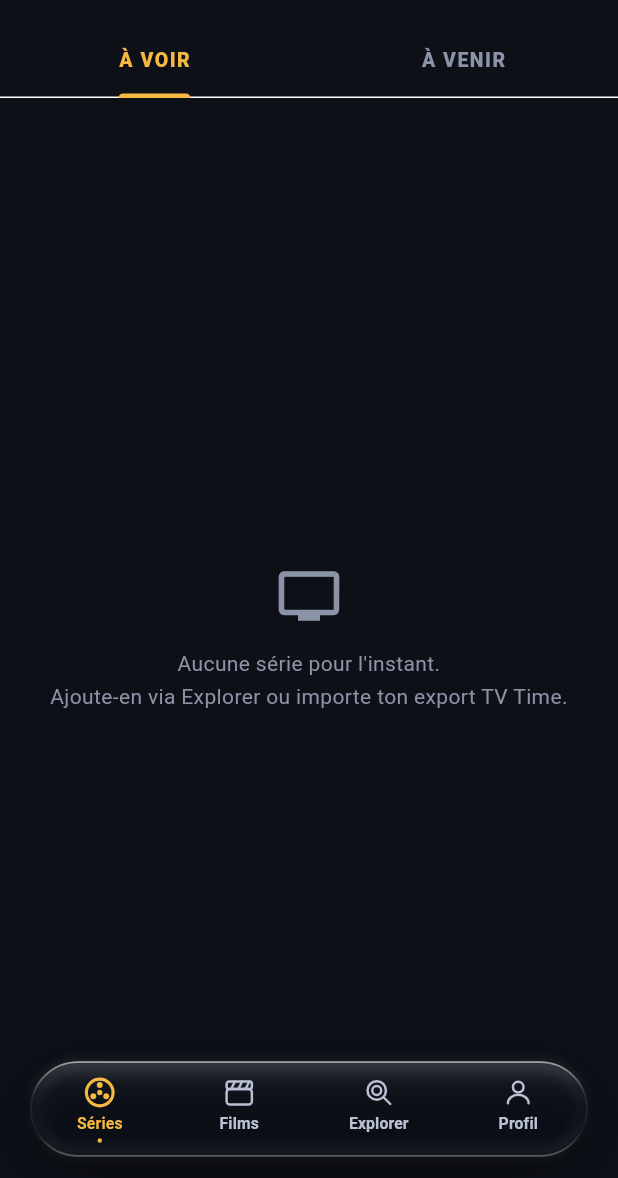
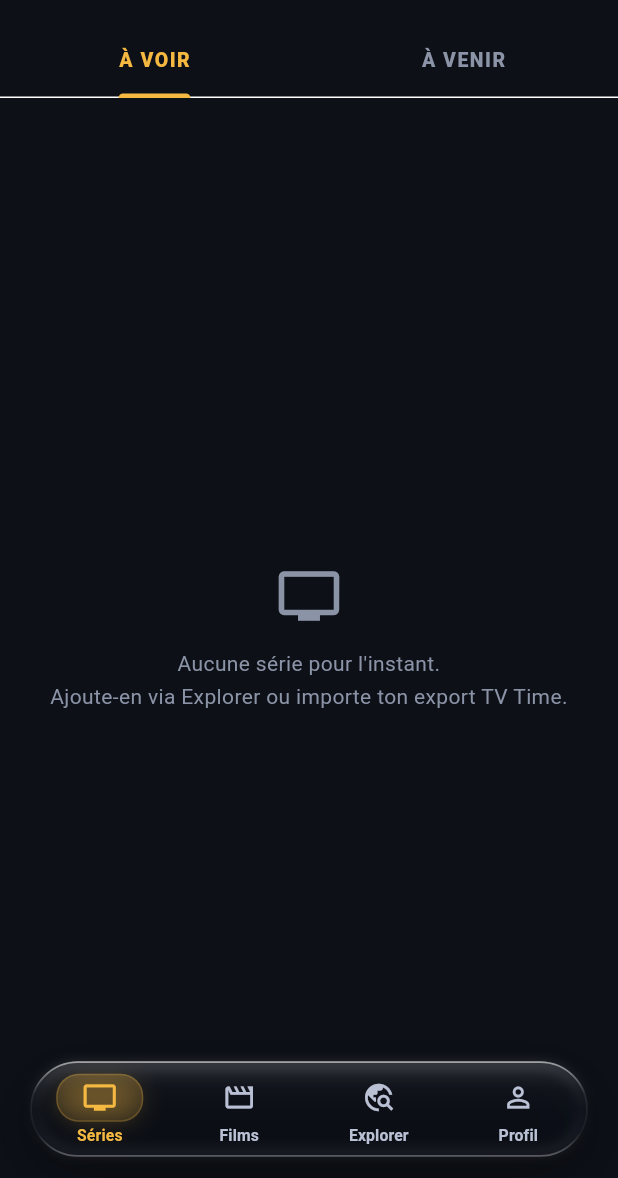
Before and after one commit to tom06700/tracktime, a Flutter app: the screen it shows after launch, on a phone screen of 412 x 824 dp, the part 58-1236 px from its top. Run offline on Flutter 3.47's test engine with Material 3 defaults, Android fonts, the phone set to English and light mode, and no system bars; our stand-ins replace drift, drift_flutter, file_picker, flutter_riverpod, flutter_sticky_header, go_router and 2 more; accounts and stored records are empty; generated files the repository leaves out were written again.

```diff
--- a/app/lib/shell.dart
+++ b/app/lib/shell.dart
@@ -7,7 +7,6 @@ import 'screens/profile_screen.dart';
 import 'screens/shows_screen.dart';
 import 'theme.dart';
 import 'widgets/liquid_glass_nav_bar.dart';
-import 'widgets/nitrate_icons.dart';
 
 /// Coquille principale : 4 onglets (Séries · Films · Explorer · Profil) dans
 /// un IndexedStack, avec la nav bar « liquid glass » flottante.
@@ -22,10 +21,15 @@ class _HomeShellState extends State<HomeShell> {
   int _tab = 0;
 
   static const _navItems = [
-    NavItem(icon: NitrateIcon.reel, label: 'Séries'),
-    NavItem(icon: NitrateIcon.clapper, label: 'Films'),
-    NavItem(icon: NitrateIcon.lens, label: 'Explorer'),
-    NavItem(icon: NitrateIcon.portrait, label: 'Profil'),
+    NavItem(icon: Icons.tv_outlined, activeIcon: Icons.tv, label: 'Séries'),
+    NavItem(
+        icon: Icons.movie_outlined, activeIcon: Icons.movie, label: 'Films'),
+    NavItem(
+        icon: Icons.travel_explore_outlined,
+        activeIcon: Icons.travel_explore,
+        label: 'Explorer'),
+    NavItem(
+        icon: Icons.person_outline, activeIcon: Icons.person, label: 'Profil'),
   ];
 
   @override
--- a/app/lib/widgets/liquid_glass_nav_bar.dart
+++ b/app/lib/widgets/liquid_glass_nav_bar.dart
@@ -3,12 +3,13 @@ import 'package:flutter/services.dart';
 
 import '../theme.dart';
 import 'glass.dart';
-import 'nitrate_icons.dart';
 
 class NavItem {
-  const NavItem({required this.icon, required this.label});
+  const NavItem(
+      {required this.icon, required this.activeIcon, required this.label});
 
-  final NitrateIcon icon;
+  final IconData icon;
+  final IconData activeIcon;
   final String label;
 }
 
@@ -87,15 +88,43 @@ class _NavButton extends StatelessWidget {
       child: Column(
         mainAxisAlignment: MainAxisAlignment.center,
         children: [
-          AnimatedScale(
-            scale: selected ? 1.08 : 1.0,
+          AnimatedContainer(
             duration: const Duration(milliseconds: 260),
-            curve: Curves.easeOutBack,
-            child: NitrateIconView(
-              item.icon,
-              color: color,
-              size: 23,
-              active: selected,
+            curve: Curves.easeOutCubic,
+            padding: const EdgeInsets.symmetric(horizontal: 17, vertical: 4),
+            decoration: BoxDecoration(
+              borderRadius: BorderRadius.circular(15),
+              gradient: selected
+                  ? LinearGradient(
+                      begin: Alignment.topCenter,
+                      end: Alignment.bottomCenter,
+                      colors: [
+                        TtColors.amber.withValues(alpha: 0.26),
+                        TtColors.amber.withValues(alpha: 0.12),
+                      ],
+                    )
+                  : null,
+              border: selected
+                  ? Border.all(
+                      color: TtColors.amber.withValues(alpha: 0.22), width: 1)
+                  : Border.all(color: Colors.transparent, width: 1),
+              boxShadow: selected
+                  ? [
+                      BoxShadow(
+                        color: TtColors.amber.withValues(alpha: 0.28),
+                        blurRadius: 14,
+                        spreadRadius: -3,
+                        offset: const Offset(0, 2),
+                      ),
+                    ]
+                  : null,
+            ),
+            child: AnimatedScale(
+              scale: selected ? 1.06 : 1.0,
+              duration: const Duration(milliseconds: 260),
+              curve: Curves.easeOutBack,
+              child: Icon(selected ? item.activeIcon : item.icon,
+                  size: 22, color: color),
             ),
           ),
           const SizedBox(height: 3),
@@ -109,17 +138,6 @@ class _NavButton extends StatelessWidget {
             ),
             child: Text(item.label),
           ),
-          const SizedBox(height: 4),
-          AnimatedContainer(
-            duration: const Duration(milliseconds: 260),
-            curve: Curves.easeOutCubic,
-            height: 3,
-            width: selected ? 3 : 0,
-            decoration: BoxDecoration(
-              color: TtColors.amber,
-              borderRadius: BorderRadius.circular(2),
-            ),
-          ),
         ],
       ),
     );
--- a/app/lib/widgets/nitrate_icons.dart
+++ /dev/null
@@ -1,136 +0,0 @@
-import 'dart:math' as math;
-
-import 'package:flutter/material.dart';
-
-/// Les quatre icônes de navigation, dessinées à la main dans un même univers
-/// cinéma : même grille 24×24, même graisse de trait, mêmes extrémités
-/// arrondies. Un jeu Material générique cassait l'identité de l'app.
-enum NitrateIcon { reel, clapper, lens, portrait }
-
-class NitrateIconView extends StatelessWidget {
-  const NitrateIconView(
-    this.icon, {
-    super.key,
-    required this.color,
-    this.size = 24,
-    this.active = false,
-  });
-
-  final NitrateIcon icon;
-  final Color color;
-  final double size;
-
-  /// Onglet courant : trait légèrement plus gras et accents pleins, pour
-  /// marquer la sélection sans pastille de fond.
-  final bool active;
-
-  @override
-  Widget build(BuildContext context) {
-    return CustomPaint(
-      size: Size.square(size),
-      painter: _NitrateIconPainter(icon: icon, color: color, active: active),
-    );
-  }
-}
-
-class _NitrateIconPainter extends CustomPainter {
-  const _NitrateIconPainter({
-    required this.icon,
-    required this.color,
-    required this.active,
-  });
-
-  final NitrateIcon icon;
-  final Color color;
-  final bool active;
-
-  @override
-  void paint(Canvas canvas, Size size) {
-    final k = size.width / 24;
-    canvas.save();
-    canvas.scale(k);
-
-    final stroke = Paint()
-      ..style = PaintingStyle.stroke
-      ..strokeWidth = active ? 2.0 : 1.7
-      ..strokeCap = StrokeCap.round
-      ..strokeJoin = StrokeJoin.round
-      ..color = color
-      ..isAntiAlias = true;
-    final fill = Paint()
-      ..style = PaintingStyle.fill
-      ..color = color
-      ..isAntiAlias = true;
-
-    switch (icon) {
-      case NitrateIcon.reel:
-        _reel(canvas, stroke, fill);
-      case NitrateIcon.clapper:
-        _clapper(canvas, stroke, fill);
-      case NitrateIcon.lens:
-        _lens(canvas, stroke, fill);
-      case NitrateIcon.portrait:
-        _portrait(canvas, stroke, fill);
-    }
-    canvas.restore();
-  }
-
-  /// Séries — bobine de pellicule : jante, moyeu, trois lumières.
-  void _reel(Canvas canvas, Paint stroke, Paint fill) {
-    const c = Offset(12, 12);
-    canvas.drawCircle(c, 8.6, stroke);
-    canvas.drawCircle(c, 1.7, fill);
-    for (var i = 0; i < 3; i++) {
-      final a = -math.pi / 2 + i * 2 * math.pi / 3;
-      final p = c + Offset(math.cos(a), math.sin(a)) * 4.8;
-      canvas.drawCircle(p, 1.9, active ? fill : stroke);
-    }
-  }
-
-  /// Films — clap : ardoise et barre à claquer rayée.
-  void _clapper(Canvas canvas, Paint stroke, Paint fill) {
-    canvas.drawRRect(
-      RRect.fromLTRBR(3.2, 9.6, 20.8, 20.4, const Radius.circular(2.4)),
-      stroke,
-    );
-    final bar = RRect.fromLTRBR(
-      3.2,
-      4.4,
-      20.8,
-      9.6,
-      const Radius.circular(1.6),
-    );
-    canvas.drawRRect(bar, stroke);
-    if (active) {
-      canvas.drawRRect(bar, fill);
-    } else {
-      for (var i = 0; i < 3; i++) {
-        final x = 6.4 + i * 5.0;
-        canvas.drawLine(Offset(x, 9.6), Offset(x + 2.6, 4.4), stroke);
-      }
-    }
-  }
-
-  /// Explorer — objectif : lentille et poignée, comme une loupe de projection.
-  void _lens(Canvas canvas, Paint stroke, Paint fill) {
-    const c = Offset(10.6, 10.6);
-    canvas.drawCircle(c, 6.4, stroke);
-    // Anneau intérieur : lit comme un objectif, pas comme une loupe standard.
-    canvas.drawCircle(c, 3.1, stroke);
-    if (active) canvas.drawCircle(c, 1.3, fill);
-    canvas.drawLine(const Offset(15.3, 15.3), const Offset(20, 20), stroke);
-  }
-
-  /// Profil — silhouette prise dans le faisceau.
-  void _portrait(Canvas canvas, Paint stroke, Paint fill) {
-    const head = Offset(12, 8.2);
-    canvas.drawCircle(head, 3.7, active ? fill : stroke);
-    final shoulders = Path()
-      ..addArc(const Rect.fromLTRB(4.8, 13.6, 19.2, 25.4), math.pi, math.pi);
-    canvas.drawPath(shoulders, stroke);
-  }
-
-  @override
-  bool shouldRepaint(_NitrateIconPainter old) =>
-      old.icon != icon || old.color != color || old.active != active;
-}
```
Also changed, not shown: flutter/assets/fonts/MaterialIcons-Regular.otf, 3 other files.
